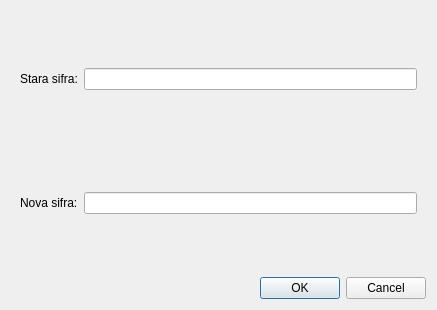
Qt form gui/POVI/changepassworddialog.ui (Loptica23/POVI) before a commit.
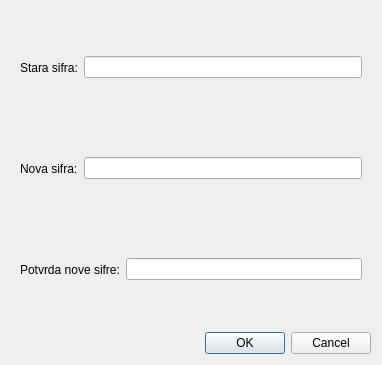
The same form after that commit.

Commit message: Dialog for changing password; Changing password backend;

The edit to the form file:
```diff
--- a/gui/POVI/changepassworddialog.ui
+++ b/gui/POVI/changepassworddialog.ui
@@ -6,8 +6,8 @@
    <rect>
     <x>0</x>
     <y>0</y>
-    <width>437</width>
-    <height>310</height>
+    <width>382</width>
+    <height>365</height>
    </rect>
   </property>
   <property name="sizePolicy">
@@ -99,6 +99,41 @@
         </layout>
        </widget>
       </item>
+      <item>
+       <widget class="QWidget" name="widget_4" native="true">
+        <layout class="QHBoxLayout" name="horizontalLayout_3">
+         <property name="leftMargin">
+          <number>0</number>
+         </property>
+         <property name="topMargin">
+          <number>0</number>
+         </property>
+         <property name="rightMargin">
+          <number>0</number>
+         </property>
+         <property name="bottomMargin">
+          <number>0</number>
+         </property>
+         <item>
+          <widget class="QLabel" name="label_3">
+           <property name="text">
+            <string>Potvrda nove sifre:</string>
+           </property>
+          </widget>
+         </item>
+         <item>
+          <widget class="QLineEdit" name="confirmnewpassword">
+           <property name="inputMethodHints">
+            <set>Qt::ImhHiddenText|Qt::ImhNoAutoUppercase|Qt::ImhNoPredictiveText|Qt::ImhSensitiveData</set>
+           </property>
+           <property name="echoMode">
+            <enum>QLineEdit::Password</enum>
+           </property>
+          </widget>
+         </item>
+        </layout>
+       </widget>
+      </item>
      </layout>
     </widget>
    </item>
```
The commit also changes 6 other files.
